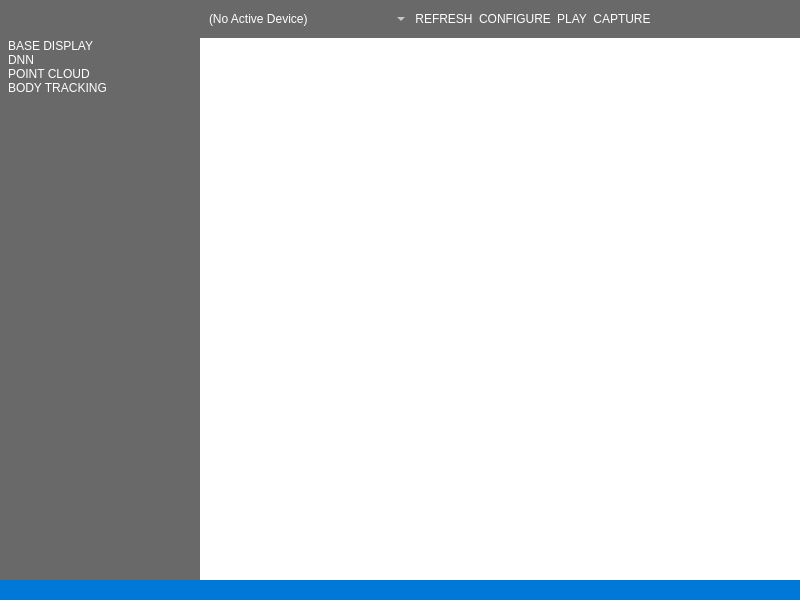
mariel-tinaco/aditof-demo, file src/views/resources/ui/StyledMainView.ui: the form before one commit.
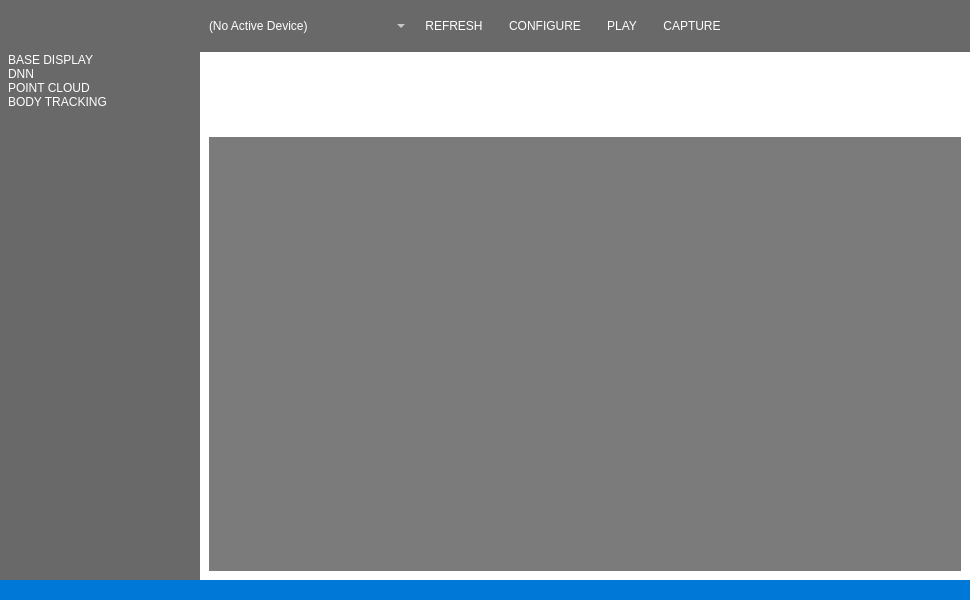
The form after the commit. Icons and pictures are not drawn.

Diff of the .ui file:
```diff
--- a/src/views/resources/ui/StyledMainView.ui
+++ b/src/views/resources/ui/StyledMainView.ui
@@ -6,7 +6,7 @@
    <rect>
     <x>0</x>
     <y>0</y>
-    <width>800</width>
+    <width>970</width>
     <height>600</height>
    </rect>
   </property>
@@ -36,6 +36,14 @@
 
 #statusframe{
 	background-color: rgb(0, 120, 215)
+}
+
+#irframe{
+	background-color: rgba(30, 30, 30,150);
+}
+
+#depthframe{
+	background-color: rgba(30, 30, 30,150);
 }</string>
   </property>
   <widget class="QWidget" name="centralwidget">
@@ -134,7 +142,10 @@
              </sizepolicy>
             </property>
             <property name="styleSheet">
-             <string notr="true">QPushButton:hover:!pressed
+             <string notr="true">*{
+	padding:10px
+}
+QPushButton:hover:!pressed
 {
   border: 1px solid red;
 }</string>
@@ -157,10 +168,14 @@
           <item>
            <widget class="QPushButton" name="configbutton">
             <property name="styleSheet">
-             <string notr="true">QPushButton:hover:!pressed
+             <string notr="true">*{
+	padding: 10px;
+}
+QPushButton:hover:!pressed
 {
   border: 1px solid red;
-}</string>
+}
+</string>
             </property>
             <property name="text">
              <string>CONFIGURE</string>
@@ -177,7 +192,10 @@
           <item>
            <widget class="QPushButton" name="toggleplaybutton">
             <property name="styleSheet">
-             <string notr="true">QPushButton:hover:!pressed
+             <string notr="true">*{
+	padding:10px;
+}
+QPushButton:hover:!pressed
 {
   border: 1px solid red;
 }</string>
@@ -197,7 +215,10 @@
           <item>
            <widget class="QPushButton" name="snapshotbutton">
             <property name="styleSheet">
-             <string notr="true">QPushButton:hover:!pressed
+             <string notr="true">*{
+	padding:10px;
+}
+QPushButton:hover:!pressed
 {
   border: 1px solid red;
 }</string>
@@ -348,7 +369,97 @@
             <property name="currentIndex">
              <number>0</number>
             </property>
-            <widget class="QWidget" name="basedisplaypage"/>
+            <widget class="QWidget" name="basedisplaypage">
+             <layout class="QVBoxLayout" name="verticalLayout_2">
+              <item>
+               <widget class="QFrame" name="basesettingsframe">
+                <property name="sizePolicy">
+                 <sizepolicy hsizetype="Preferred" vsizetype="Maximum">
+                  <horstretch>0</horstretch>
+                  <verstretch>0</verstretch>
+                 </sizepolicy>
+                </property>
+                <property name="minimumSize">
+                 <size>
+                  <width>0</width>
+                  <height>70</height>
+                 </size>
+                </property>
+                <property name="frameShape">
+                 <enum>QFrame::StyledPanel</enum>
+                </property>
+                <property name="frameShadow">
+                 <enum>QFrame::Raised</enum>
+                </property>
+               </widget>
+              </item>
+              <item>
+               <widget class="QFrame" name="basedisplayframe">
+                <property name="frameShape">
+                 <enum>QFrame::StyledPanel</enum>
+                </property>
+                <property name="frameShadow">
+                 <enum>QFrame::Raised</enum>
+                </property>
+                <layout class="QHBoxLayout" name="horizontalLayout_2">
+                 <property name="spacing">
+                  <number>0</number>
+                 </property>
+                 <property name="leftMargin">
+                  <number>0</number>
+                 </property>
+                 <property name="topMargin">
+                  <number>0</number>
+                 </property>
+                 <property name="rightMargin">
+                  <number>0</number>
+                 </property>
+                 <property name="bottomMargin">
+                  <number>0</number>
+                 </property>
+                 <item>
+                  <widget class="QFrame" name="irframe">
+                   <property name="frameShape">
+                    <enum>QFrame::StyledPanel</enum>
+                   </property>
+                   <property name="frameShadow">
+                    <enum>QFrame::Raised</enum>
+                   </property>
+                   <layout class="QVBoxLayout" name="verticalLayout_3">
+                    <item>
+                     <widget class="QLabel" name="irpixmaplabel">
+                      <property name="text">
+                       <string/>
+                      </property>
+                     </widget>
+                    </item>
+                   </layout>
+                  </widget>
+                 </item>
+                 <item>
+                  <widget class="QFrame" name="depthframe">
+                   <property name="frameShape">
+                    <enum>QFrame::StyledPanel</enum>
+                   </property>
+                   <property name="frameShadow">
+                    <enum>QFrame::Raised</enum>
+                   </property>
+                   <layout class="QVBoxLayout" name="verticalLayout_4">
+                    <item>
+                     <widget class="QLabel" name="depthpixmaplabel">
+                      <property name="text">
+                       <string/>
+                      </property>
+                     </widget>
+                    </item>
+                   </layout>
+                  </widget>
+                 </item>
+                </layout>
+               </widget>
+              </item>
+             </layout>
+            </widget>
             <widget class="QWidget" name="dnnpage"/>
             <widget class="QWidget" name="pointcloudpage"/>
             <widget class="QWidget" name="bodytrackingpage"/>
```
